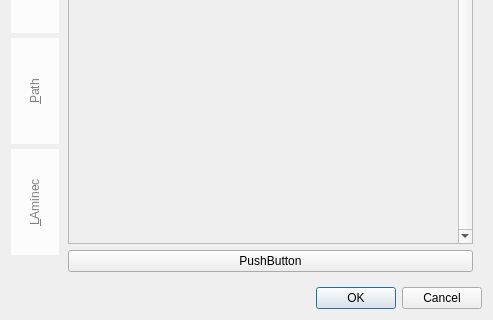
Qt form Kaminec/UI/preference.ui (kaniol-lck/Kaminec) before a commit; both pictures show x 0 to 493 and y 308 to 628 of the 493 by 628 pixel window.
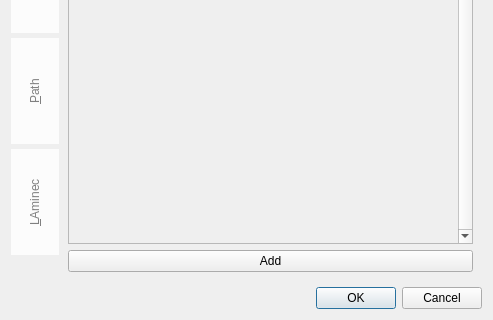
The same form after that commit.

Commit message: Add login interface.

What changed in the file:
```diff
--- a/Kaminec/UI/preference.ui
+++ b/Kaminec/UI/preference.ui
@@ -67,7 +67,7 @@
        <item row="1" column="0">
         <widget class="QPushButton" name="pushButton">
          <property name="text">
-          <string>PushButton</string>
+          <string>Add</string>
          </property>
         </widget>
        </item>
```
Left out of the diff: 2 changed lines with no effect on the pictures. The commit also changes 7 other files.
